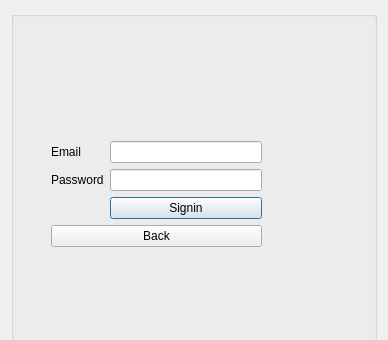
Old version of the form CS106LibrarySys/logindialog.ui in the repository hunterjreid/Library-Management-System; both pictures show x 0 to 388 and y 0 to 340 of the 388 by 639 pixel window.
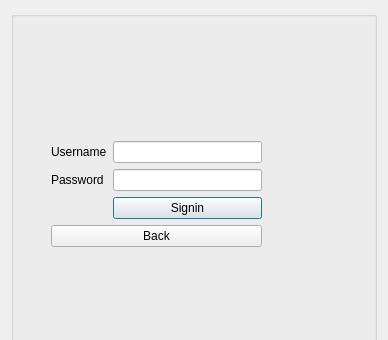
New version of the form.

The edit to the form file:
```diff
--- a/CS106LibrarySys/logindialog.ui
+++ b/CS106LibrarySys/logindialog.ui
@@ -38,7 +38,7 @@
        <item row="0" column="0">
         <widget class="QLabel" name="emailLb">
          <property name="text">
-          <string>Email </string>
+          <string>Username</string>
          </property>
         </widget>
        </item>
```
